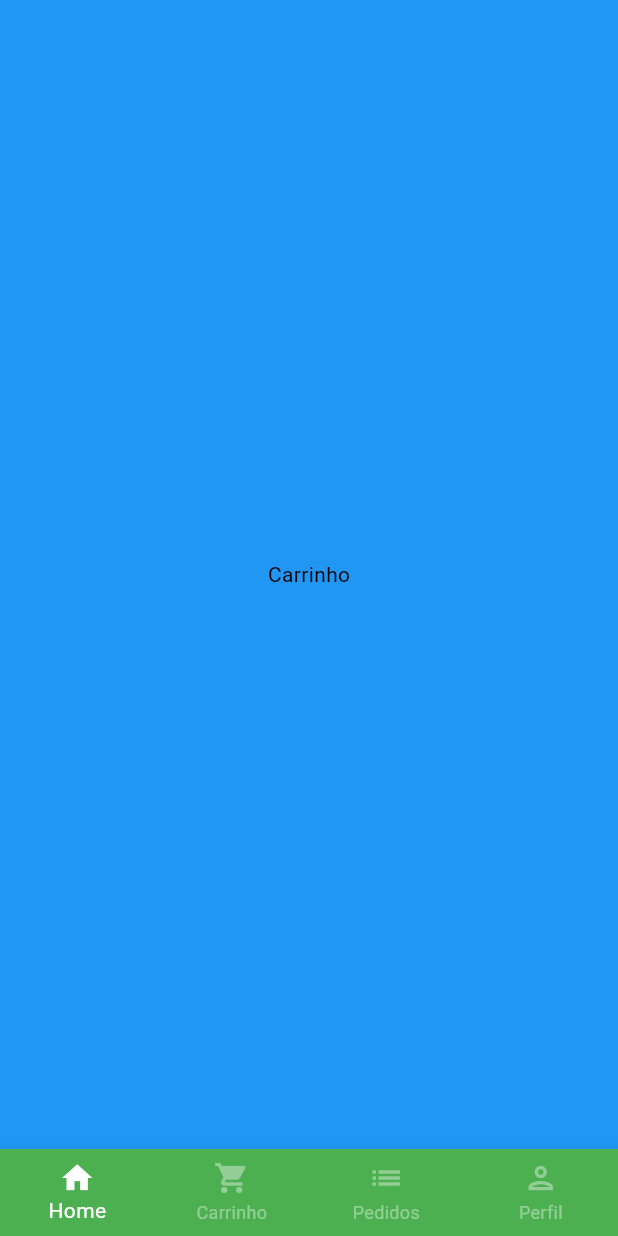
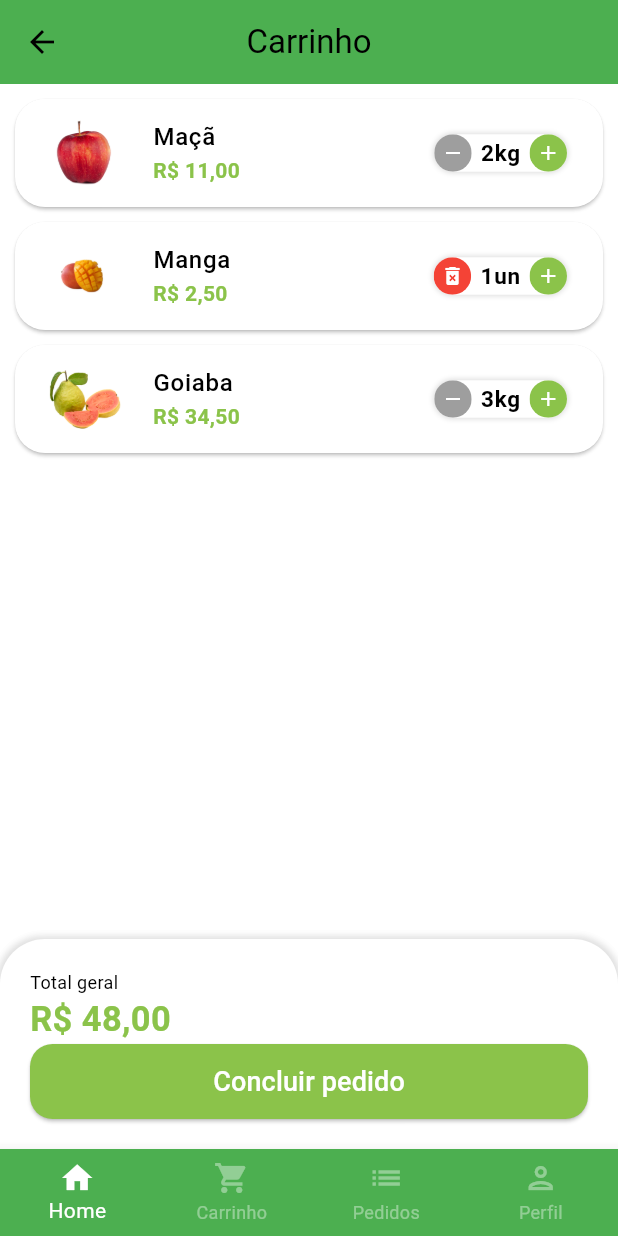
Before and after one commit to VORP2830/green_grocer, a Flutter app: the BasePage screen opened directly, swiped to page 2, on a phone screen of 412 x 824 dp. Run offline on Flutter 3.47's test engine with Material 3 defaults, Android fonts, the light colour scheme and no system bars; our stand-ins replace animated_text_kit, mask_text_input_formatter.

Commit message:
Flutter UI: Tela de carrinho

```diff
--- a/lib/src/config/app_data.dart
+++ b/lib/src/config/app_data.dart
@@ -1,3 +1,4 @@
+import 'package:green_grocer/src/models/cart_item_model.dart';
 import 'package:green_grocer/src/models/item_model.dart';
 
 ItemModel apple = ItemModel(
@@ -73,3 +74,9 @@ List<String> categories = [
   'Laticínios',
   'Padaria',
 ];
+
+List<CartItemModel> cartItems = [
+  CartItemModel(item: apple, quantity: 2),
+  CartItemModel(item: mango, quantity: 1),
+  CartItemModel(item: guava, quantity: 3),
+];
--- /dev/null
+++ b/lib/src/models/cart_item_model.dart
@@ -0,0 +1,13 @@
+import 'package:green_grocer/src/models/item_model.dart';
+
+class CartItemModel {
+  ItemModel item;
+  int quantity;
+
+  CartItemModel({
+    required this.item,
+    required this.quantity,
+  });
+
+  double totalPrice() => item.price * quantity;
+}
--- a/lib/src/pages/auth/sign_in_page.dart
+++ b/lib/src/pages/auth/sign_in_page.dart
@@ -1,6 +1,6 @@
 import 'package:animated_text_kit/animated_text_kit.dart';
 import 'package:flutter/material.dart';
-import 'package:green_grocer/src/pages/auth/components/custom_button.dart';
+import 'package:green_grocer/src/widgets/custom_button.dart';
 import 'package:green_grocer/src/pages/auth/components/custom_text_field.dart';
 import 'package:green_grocer/src/pages/auth/sign_up_page.dart';
 import 'package:green_grocer/src/pages/base/base_page.dart';
--- a/lib/src/pages/auth/sign_up_page.dart
+++ b/lib/src/pages/auth/sign_up_page.dart
@@ -1,5 +1,5 @@
 import 'package:flutter/material.dart';
-import 'package:green_grocer/src/pages/auth/components/custom_button.dart';
+import 'package:green_grocer/src/widgets/custom_button.dart';
 import 'package:green_grocer/src/pages/auth/components/custom_text_field.dart';
 import 'package:green_grocer/src/config/custom_colors.dart';
 import 'package:mask_text_input_formatter/mask_text_input_formatter.dart';
--- a/lib/src/pages/base/base_page.dart
+++ b/lib/src/pages/base/base_page.dart
@@ -1,4 +1,5 @@
 import 'package:flutter/material.dart';
+import 'package:green_grocer/src/pages/cart/cart_tab.dart';
 import 'package:green_grocer/src/pages/home/home_tab.dart';
 
 class BasePage extends StatefulWidget {
@@ -21,12 +22,7 @@ class _BasePageState extends State<BasePage> {
         controller: pageController,
         children: [
           const HomeTab(),
-          Container(
-            color: Colors.blue,
-            child: Center(
-              child: Text('Carrinho'),
-            ),
-          ),
+          CartTab(),
           Container(
             color: Colors.yellow,
             child: Center(
--- /dev/null
+++ b/lib/src/pages/cart/cart_tab.dart
@@ -0,0 +1,141 @@
+import 'package:flutter/material.dart';
+import 'package:green_grocer/src/config/custom_colors.dart';
+import 'package:green_grocer/src/models/cart_item_model.dart';
+import 'package:green_grocer/src/pages/cart/components/cart_tile.dart';
+import 'package:green_grocer/src/services/utils_services.dart';
+import 'package:green_grocer/src/widgets/custom_button.dart';
+import 'package:green_grocer/src/config/app_data.dart' as app_data;
+
+class CartTab extends StatefulWidget {
+  const CartTab({super.key});
+
+  @override
+  State<CartTab> createState() => _CartTabState();
+}
+
+class _CartTabState extends State<CartTab> {
+  final UtilsServices utilsServices = UtilsServices();
+
+  void removeItem(CartItemModel cartItem) {
+    setState(() {
+      app_data.cartItems.remove(cartItem);
+    });
+  }
+
+  double getTotalPrice() {
+    double total = 0;
+    for (var item in app_data.cartItems) {
+      total += item.totalPrice();
+    }
+    return total;
+  }
+
+  @override
+  Widget build(BuildContext context) {
+    return Scaffold(
+      appBar: AppBar(
+        backgroundColor: Colors.green,
+        centerTitle: true,
+        title: const Text('Carrinho'),
+      ),
+      body: Column(
+        children: [
+          Expanded(
+            child: ListView.builder(
+              scrollDirection: Axis.vertical,
+              itemCount: app_data.cartItems.length,
+              itemBuilder: (_, index) {
+                return CartTile(
+                  cartItem: app_data.cartItems[index],
+                  remove: removeItem,
+                );
+              },
+            ),
+          ),
+          const SizedBox(
+            height: 20,
+          ),
+          Container(
+            padding: const EdgeInsets.all(20),
+            decoration: BoxDecoration(
+              color: Colors.white,
+              borderRadius: const BorderRadius.vertical(
+                top: Radius.circular(30),
+              ),
+              boxShadow: [
+                BoxShadow(
+                  color: Colors.grey.shade300,
+                  blurRadius: 3,
+                  spreadRadius: 2,
+                ),
+              ],
+            ),
+            child: Column(
+              crossAxisAlignment: CrossAxisAlignment.stretch,
+              children: [
+                const Text(
+                  'Total geral',
+                  style: TextStyle(fontSize: 12),
+                ),
+                Text(
+                  utilsServices.priceToCurrency(getTotalPrice()),
+                  style: TextStyle(
+                    fontSize: 23,
+                    color: CustomColors.customSwatchColor,
+                    fontWeight: FontWeight.bold,
+                  ),
+                ),
+                SizedBox(
+                  height: 50,
+                  child: CustomButton(
+                    label: 'Concluir pedido',
+                    onPressed: () async {
+                      bool? result = await showOrderConfirmation();
+                      print(result);
+                    },
+                    color: CustomColors.customSwatchColor,
+                  ),
+                ),
+              ],
+            ),
+          ),
+        ],
+      ),
+    );
+  }
+
+  Future<bool?> showOrderConfirmation() {
+    return showDialog<bool>(
+      context: context,
+      builder: (context) {
+        return AlertDialog(
+          backgroundColor: Colors.white,
+          title: const Text('Confirmação'),
+          content: const Text('Deseja realmente concluir o pedido?'),
+          actions: [
+            TextButton(
+              onPressed: () {
+                Navigator.of(context).pop(false);
+              },
+              child: const Text('Não'),
+            ),
+            ElevatedButton(
+              style: ElevatedButton.styleFrom(
+                backgroundColor: Colors.green,
+              ),
+              onPressed: () {
+                Navigator.pop(context, true);
+              },
+              child: const Text(
+                'Sim',
+                style: TextStyle(
+                  color: Colors.white,
+                ),
+              ),
+            ),
+          ],
+        );
+      },
+    );
+  }
+}
--- /dev/null
+++ b/lib/src/pages/cart/components/cart_tile.dart
@@ -0,0 +1,70 @@
+import 'package:flutter/material.dart';
+import 'package:green_grocer/src/config/custom_colors.dart';
+import 'package:green_grocer/src/models/cart_item_model.dart';
+import 'package:green_grocer/src/services/utils_services.dart';
+import 'package:green_grocer/src/widgets/quantity_widget.dart';
+
+class CartTile extends StatefulWidget {
+  final CartItemModel cartItem;
+  final Function(CartItemModel cartItem) remove;
+  const CartTile({
+    super.key,
+    required this.cartItem,
+    required this.remove,
+  });
+
+  @override
+  State<CartTile> createState() => _CartTileState();
+}
+
+class _CartTileState extends State<CartTile> {
+  final UtilsServices utilsServices = UtilsServices();
+
+  @override
+  Widget build(BuildContext context) {
+    return Card(
+      margin: const EdgeInsets.fromLTRB(10, 10, 10, 0),
+      shape: RoundedRectangleBorder(
+        borderRadius: BorderRadius.circular(20),
+      ),
+      child: ListTile(
+        //Imagem
+        leading: Image.asset(
+          widget.cartItem.item.imageUrl,
+          height: 60,
+          width: 60,
+        ),
+        //Titulo
+        title: Text(
+          widget.cartItem.item.name,
+          style: const TextStyle(
+            fontWeight: FontWeight.w500,
+          ),
+        ),
+        //Total
+        subtitle: Text(
+          utilsServices.priceToCurrency(widget.cartItem.totalPrice()),
+          style: TextStyle(
+            color: CustomColors.customSwatchColor,
+            fontWeight: FontWeight.bold,
+          ),
+        ),
+
+        //Quantidade
+        trailing: QuantityWidget(
+          suffixText: widget.cartItem.item.unit,
+          value: widget.cartItem.quantity,
+          result: (quantity) {
+            setState(() {
+              widget.cartItem.quantity = quantity;
+              if (quantity == 0) {
+                widget.remove(widget.cartItem);
+              }
+            });
+          },
+          isRemovable: true,
+        ),
+      ),
+    );
+  }
+}
--- a/lib/src/pages/auth/components/custom_button.dart
+++ b/lib/src/widgets/custom_button.dart
@@ -3,18 +3,21 @@ import 'package:flutter/material.dart';
 class CustomButton extends StatelessWidget {
   final String label;
   final VoidCallback onPressed;
+  final Color? color;
   const CustomButton({
     super.key,
     required this.label,
     required this.onPressed,
+    this.color = null,
   });
+
 
   @override
   Widget build(BuildContext context) {
     return ElevatedButton(
       onPressed: onPressed,
       style: ElevatedButton.styleFrom(
-        backgroundColor: Theme.of(context).colorScheme.primary,
+        backgroundColor: color ?? Theme.of(context).colorScheme.primary,
         shape: RoundedRectangleBorder(
           borderRadius: BorderRadius.circular(15),
         ),
--- a/lib/src/widgets/quantity_widget.dart
+++ b/lib/src/widgets/quantity_widget.dart
@@ -5,11 +5,13 @@ class QuantityWidget extends StatelessWidget {
   final int value;
   final String suffixText;
   final Function(int quantity) result;
+  final bool isRemovable;
   const QuantityWidget({
     super.key,
     required this.value,
     required this.suffixText,
     required this.result,
+    this.isRemovable = false,
   });
 
   @override
@@ -27,16 +29,20 @@ class QuantityWidget extends StatelessWidget {
         ],
       ),
       child: Row(
+        mainAxisSize: MainAxisSize.min,
         children: [
+          //Remover
           _QuantityButton(
-            icon: Icons.remove,
-            color: Colors.grey,
+            icon:
+                !isRemovable || value > 1 ? Icons.remove : Icons.delete_forever,
+            color: !isRemovable || value > 1 ? Colors.grey : Colors.red,
             onPressed: () {
-              if (value == 1) return;
+              if (value == 1 && !isRemovable) return;
               int resultValue = value - 1;
               result(resultValue);
             },
           ),
+          //Texto
           Padding(
             padding: const EdgeInsets.symmetric(horizontal: 6),
             child: Text(
@@ -47,6 +53,7 @@ class QuantityWidget extends StatelessWidget {
               ),
             ),
           ),
+          //Adicionar
           _QuantityButton(
             icon: Icons.add,
             color: CustomColors.customSwatchColor,
```
Lines whose indentation alone changed are shown as unchanged.
